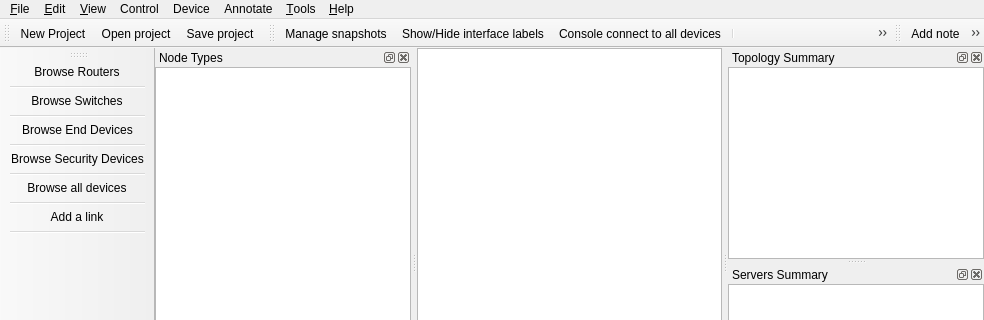
GNS3/gns3-gui, file gns3/ui/main_window.ui: the form before one commit; both pictures show x 0 to 984 and y 0 to 320 of the 984 by 715 pixel window.
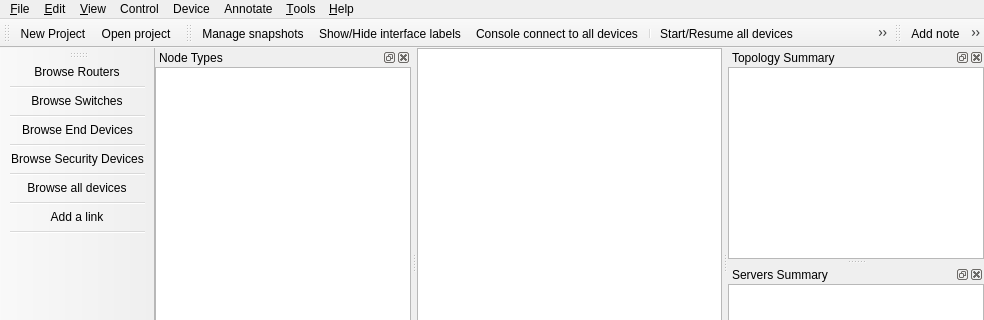
The form after the commit. Icons and pictures are not drawn. Custom widgets are drawn as their Qt base class.

```diff
--- a/gns3/ui/main_window.ui
+++ b/gns3/ui/main_window.ui
@@ -207,7 +207,6 @@
    </attribute>
    <addaction name="uiNewProjectAction"/>
    <addaction name="uiOpenProjectAction"/>
-   <addaction name="uiSaveProjectAction"/>
   </widget>
   <widget class="QDockWidget" name="uiNodesDockWidget">
    <property name="enabled">
```
Left out of the diff: 2 changed lines with no effect on the pictures.
